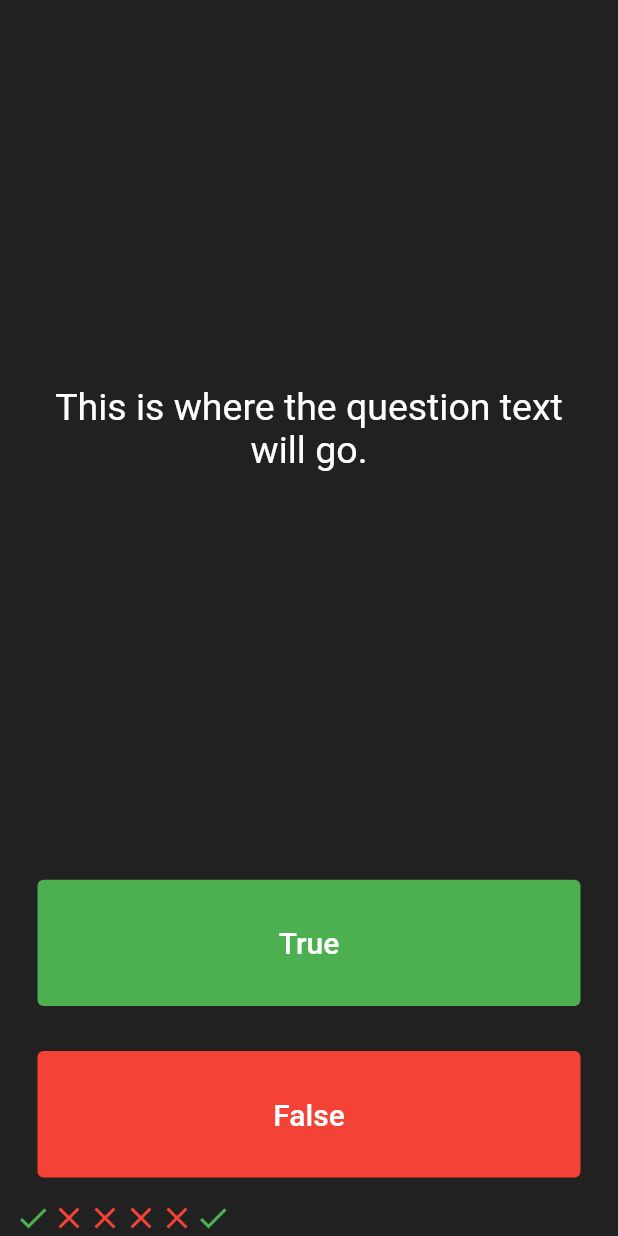
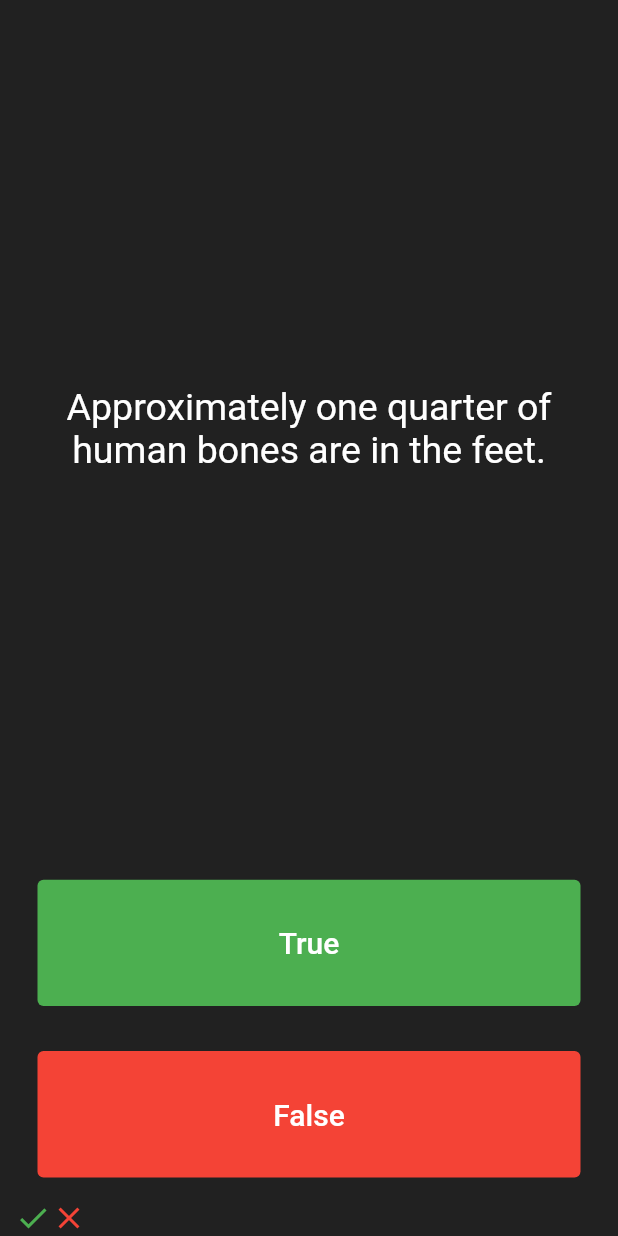
Before and after one commit to Code-Saurav/All_Flutter_Project, a Flutter app: the screen it shows after launch, after a tap on "True", after a tap on "False", on a phone screen of 412 x 824 dp. Run offline on Flutter 3.47's test engine with Material 2 defaults, Android fonts, the phone set to English and light mode, and no system bars; our stand-ins replace audioplayers.

Commit message:
question addedd

```diff
--- a/quizzler-flutter/lib/main.dart
+++ b/quizzler-flutter/lib/main.dart
@@ -25,28 +25,14 @@
 }
 
 class _QuizPageState extends State<QuizPage> {
-  List<Widget> scoreKeeper = [
-    Icon(
-      Icons.check,
-      color: Colors.green,
-    ),
-    Icon(
-      Icons.close,
-      color: Colors.red,
-    ),
-    Icon(
-      Icons.close,
-      color: Colors.red,
-    ),
-    Icon(
-      Icons.close,
-      color: Colors.red,
-    ),
-    Icon(
-      Icons.close,
-      color: Colors.red,
-    ),
-  ]; // initialize empty lists
+  List<Widget> scoreKeeper = []; // initialize empty lists
+  List<String> questions = [
+    'You can lead a cow down stairs but not up stairs.',
+    'Approximately one quarter of human bones are in the feet.',
+    'A slug\'s blood is green.',
+  ];
+
+  int questionNumber = 0;
 
   @override
   Widget build(BuildContext context) {
@@ -60,7 +46,7 @@
             padding: EdgeInsets.all(10.0),
             child: Center(
               child: Text(
-                'This is where the question text will go.',
+                questions[questionNumber],
                 textAlign: TextAlign.center,
                 style: TextStyle(
                   fontSize: 25.0,
@@ -93,6 +79,7 @@
                       color: Colors.green,
                     ),
                   );
+                  questionNumber++;
                 });
                 //The user picked true.
               },
@@ -114,6 +101,14 @@
                 ),
               ),
               onPressed: () {
+                setState(() {
+                  scoreKeeper.add(
+                    Icon(
+                      Icons.close,
+                      color: Colors.red,
+                    ),
+                  );
+                });
                 //The user picked false.
               },
             ),
@@ -122,7 +117,6 @@
         Row(
           children: scoreKeeper,
         )
-
         //
       ],
     );
```
